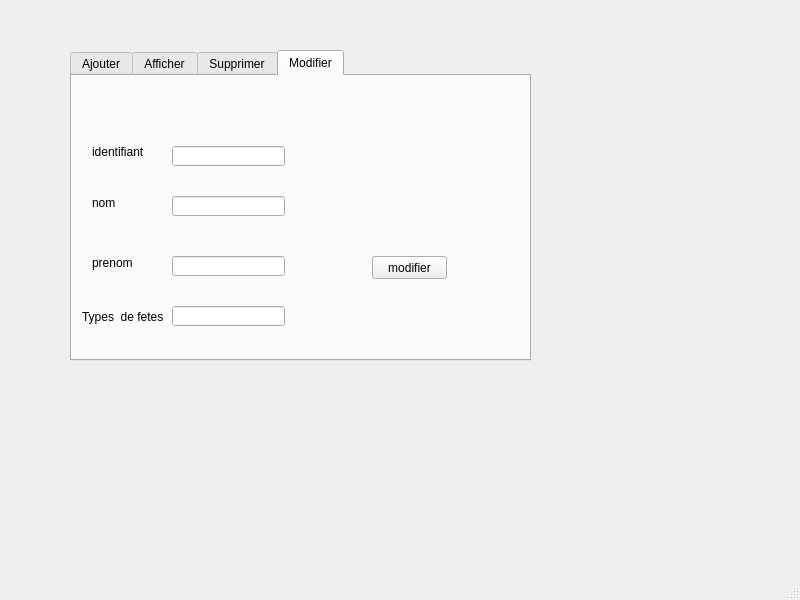
First picture: the form in mainwindow.ui, repository mahdijemal/smart_wedding_reception, before the edit.
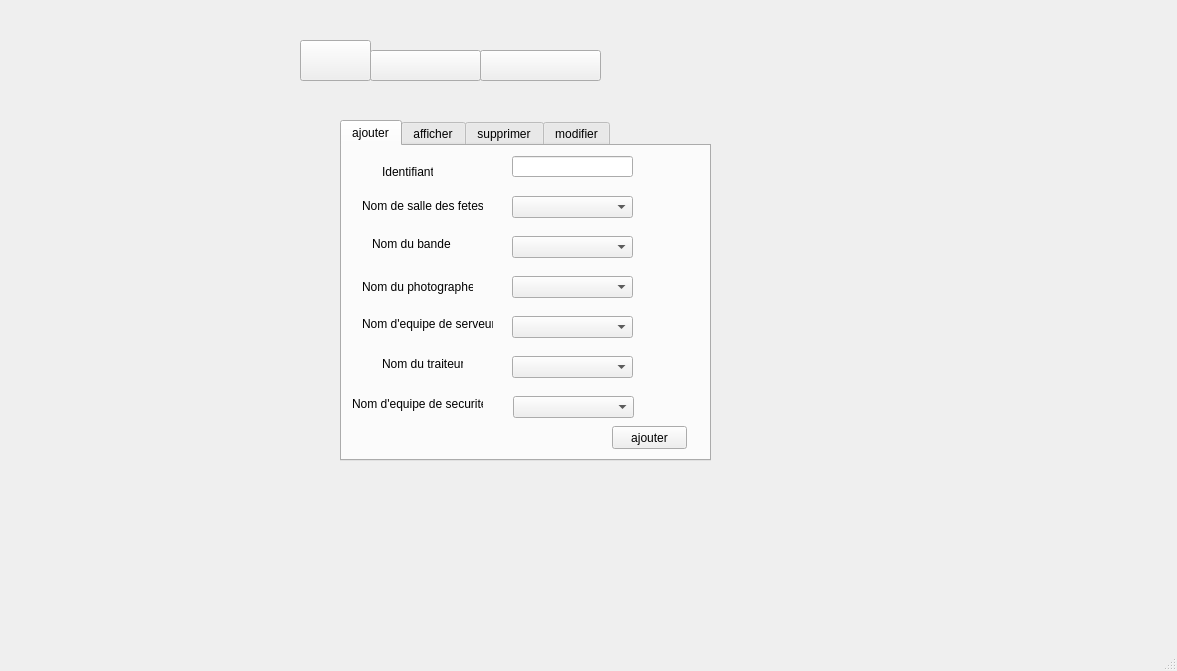
Second picture: the form after the edit. The open tabs and pages were chosen to show the change. Icons and pictures are not drawn.

Diff of the .ui file:
```diff
--- a/mainwindow.ui
+++ b/mainwindow.ui
@@ -6,23 +6,182 @@
    <rect>
     <x>0</x>
     <y>0</y>
-    <width>800</width>
-    <height>600</height>
+    <width>1177</width>
+    <height>671</height>
    </rect>
   </property>
   <property name="windowTitle">
    <string>MainWindow</string>
   </property>
   <widget class="QWidget" name="centralwidget">
+   <widget class="QStackedWidget" name="stackedWidget">
+    <property name="geometry">
+     <rect>
+      <x>300</x>
+      <y>40</y>
+      <width>441</width>
+      <height>431</height>
+     </rect>
+    </property>
+    <property name="styleSheet">
+     <string notr="true">background-image: url(:/res/image/image5.png);</string>
+    </property>
+    <property name="currentIndex">
+     <number>0</number>
+    </property>
+    <widget class="QWidget" name="page">
+     <property name="styleSheet">
+      <string notr="true">background-image: url(:/res/image/Capture.PNG);</string>
+     </property>
+     <widget class="QPushButton" name="pushButton_3">
+      <property name="geometry">
+       <rect>
+        <x>120</x>
+        <y>280</y>
+        <width>191</width>
+        <height>41</height>
+       </rect>
+      </property>
+      <property name="styleSheet">
+       <string notr="true">background-image: url(:/res/image/Capture1.PNG);
+background-image: url(:/res/image/Capture1.PNG);
+background-image: url(:/res/image/Capture1.PNG);</string>
+      </property>
+      <property name="text">
+       <string/>
+      </property>
+     </widget>
+     <widget class="QLineEdit" name="lineEdit_4">
+      <property name="geometry">
+       <rect>
+        <x>120</x>
+        <y>180</y>
+        <width>191</width>
+        <height>31</height>
+       </rect>
+      </property>
+      <property name="styleSheet">
+       <string notr="true">background-image: url(:/res/image/Capture5.png);</string>
+      </property>
+      <property name="text">
+       <string/>
+      </property>
+     </widget>
+     <widget class="QLineEdit" name="lineEdit_3">
+      <property name="geometry">
+       <rect>
+        <x>120</x>
+        <y>230</y>
+        <width>191</width>
+        <height>41</height>
+       </rect>
+      </property>
+      <property name="styleSheet">
+       <string notr="true">background-image: url(:/res/image/Capture5.png);</string>
+      </property>
+     </widget>
+    </widget>
+    <widget class="QWidget" name="page_2">
+     <property name="styleSheet">
+      <string notr="true">background-image: url(:/res/image/Capture2.PNG);</string>
+     </property>
+     <widget class="QPushButton" name="pushButton_4">
+      <property name="geometry">
+       <rect>
+        <x>0</x>
+        <y>390</y>
+        <width>181</width>
+        <height>41</height>
+       </rect>
+      </property>
+      <property name="styleSheet">
+       <string notr="true">background-image: url(:/res/image/image 1.png);</string>
+      </property>
+      <property name="text">
+       <string/>
+      </property>
+     </widget>
+     <widget class="QPushButton" name="pushButton_5">
+      <property name="geometry">
+       <rect>
+        <x>0</x>
+        <y>0</y>
+        <width>71</width>
+        <height>41</height>
+       </rect>
+      </property>
+      <property name="styleSheet">
+       <string notr="true">background-image: url(:/res/image/image 2.png);</string>
+      </property>
+      <property name="text">
+       <string/>
+      </property>
+     </widget>
+     <widget class="QPushButton" name="pushButton_21">
+      <property name="geometry">
+       <rect>
+        <x>70</x>
+        <y>10</y>
+        <width>141</width>
+        <height>31</height>
+       </rect>
+      </property>
+      <property name="styleSheet">
+       <string notr="true">background-image: url(:/res/image/image 3.png);</string>
+      </property>
+      <property name="text">
+       <string/>
+      </property>
+     </widget>
+     <widget class="QPushButton" name="pushButton_20">
+      <property name="geometry">
+       <rect>
+        <x>210</x>
+        <y>10</y>
+        <width>141</width>
+        <height>31</height>
+       </rect>
+      </property>
+      <property name="styleSheet">
+       <string notr="true">background-image: url(:/res/image/image 4.png);</string>
+      </property>
+      <property name="text">
+       <string/>
+      </property>
+     </widget>
+    </widget>
+    <widget class="QWidget" name="page_3">
+     <property name="styleSheet">
+      <string notr="true">background-image: url(:/res/image/image5.png);</string>
+     </property>
+     <widget class="QPushButton" name="pushButton_15">
+      <property name="geometry">
+       <rect>
+        <x>0</x>
+        <y>0</y>
+        <width>71</width>
+        <height>41</height>
+       </rect>
+      </property>
+      <property name="styleSheet">
+       <string notr="true">background-image: url(:/res/image/image 2.png);</string>
+      </property>
+      <property name="text">
+       <string/>
+      </property>
+     </widget>
    <widget class="QTabWidget" name="tabWidget">
     <property name="geometry">
      <rect>
-      <x>70</x>
+        <x>40</x>
       <y>50</y>
-      <width>461</width>
-      <height>311</height>
-     </rect>
-    </property>
+        <width>371</width>
+        <height>341</height>
+       </rect>
+      </property>
+      <property name="styleSheet">
+       <string notr="true">background-image: url(:/res/image/image6.png);</string>
+      </property>
     <property name="currentIndex">
      <number>3</number>
     </property>
@@ -199,8 +358,8 @@
      <widget class="QLabel" name="label_6">
       <property name="geometry">
        <rect>
-        <x>20</x>
-        <y>60</y>
+          <x>40</x>
+          <y>20</y>
         <width>81</width>
         <height>31</height>
        </rect>
@@ -212,8 +371,8 @@
      <widget class="QLineEdit" name="lineEdit_2">
       <property name="geometry">
        <rect>
-        <x>100</x>
-        <y>70</y>
+          <x>160</x>
+          <y>30</y>
         <width>113</width>
         <height>20</height>
        </rect>
@@ -222,9 +381,9 @@
      <widget class="QPushButton" name="pushButton_2">
       <property name="geometry">
        <rect>
-        <x>300</x>
-        <y>180</y>
-        <width>75</width>
+          <x>274</x>
+          <y>280</y>
+          <width>81</width>
         <height>23</height>
        </rect>
       </property>
@@ -235,8 +394,8 @@
      <widget class="QLineEdit" name="lineEdit_5">
       <property name="geometry">
        <rect>
-        <x>100</x>
-        <y>230</y>
+          <x>160</x>
+          <y>190</y>
         <width>113</width>
         <height>20</height>
        </rect>
@@ -245,8 +404,8 @@
      <widget class="QLabel" name="label_13">
       <property name="geometry">
        <rect>
-        <x>20</x>
-        <y>120</y>
+          <x>40</x>
+          <y>80</y>
         <width>47</width>
         <height>14</height>
        </rect>
@@ -258,8 +417,8 @@
      <widget class="QLineEdit" name="lineEdit_prenom_3">
       <property name="geometry">
        <rect>
-        <x>100</x>
-        <y>180</y>
+          <x>160</x>
+          <y>140</y>
         <width>113</width>
         <height>20</height>
        </rect>
@@ -268,8 +427,8 @@
      <widget class="QLabel" name="label_14">
       <property name="geometry">
        <rect>
-        <x>10</x>
-        <y>230</y>
+          <x>20</x>
+          <y>190</y>
         <width>81</width>
         <height>21</height>
        </rect>
@@ -281,8 +440,8 @@
      <widget class="QLineEdit" name="lineEdit_nom_3">
       <property name="geometry">
        <rect>
-        <x>100</x>
-        <y>120</y>
+          <x>160</x>
+          <y>90</y>
         <width>113</width>
         <height>20</height>
        </rect>
@@ -291,14 +450,377 @@
      <widget class="QLabel" name="label_15">
       <property name="geometry">
        <rect>
-        <x>20</x>
-        <y>180</y>
+          <x>40</x>
+          <y>140</y>
         <width>47</width>
         <height>14</height>
        </rect>
       </property>
       <property name="text">
        <string>prenom</string>
+        </property>
+       </widget>
+       <widget class="QLabel" name="label_12">
+        <property name="geometry">
+         <rect>
+          <x>10</x>
+          <y>230</y>
+          <width>101</width>
+          <height>31</height>
+         </rect>
+        </property>
+        <property name="text">
+         <string>Date de reservation</string>
+        </property>
+       </widget>
+       <widget class="QLineEdit" name="lineEdit_6">
+        <property name="geometry">
+         <rect>
+          <x>160</x>
+          <y>240</y>
+          <width>113</width>
+          <height>20</height>
+         </rect>
+        </property>
+       </widget>
+      </widget>
+     </widget>
+     <widget class="QPushButton" name="pushButton_16">
+      <property name="geometry">
+       <rect>
+        <x>70</x>
+        <y>10</y>
+        <width>121</width>
+        <height>31</height>
+       </rect>
+      </property>
+      <property name="styleSheet">
+       <string notr="true">background-image: url(:/res/image/image 3.png);</string>
+      </property>
+      <property name="text">
+       <string/>
+      </property>
+     </widget>
+     <widget class="QPushButton" name="pushButton_18">
+      <property name="geometry">
+       <rect>
+        <x>190</x>
+        <y>10</y>
+        <width>121</width>
+        <height>31</height>
+       </rect>
+      </property>
+      <property name="styleSheet">
+       <string notr="true">background-image: url(:/res/image/image 4.png);</string>
+      </property>
+      <property name="text">
+       <string/>
+      </property>
+     </widget>
+    </widget>
+    <widget class="QWidget" name="page_4">
+     <widget class="QTabWidget" name="tabWidget_3">
+      <property name="geometry">
+       <rect>
+        <x>40</x>
+        <y>80</y>
+        <width>371</width>
+        <height>341</height>
+       </rect>
+      </property>
+      <property name="styleSheet">
+       <string notr="true">background-image: url(:/res/image/image6.png);</string>
+      </property>
+      <property name="currentIndex">
+       <number>0</number>
+      </property>
+      <widget class="QWidget" name="tab_7">
+       <attribute name="title">
+        <string>ajouter</string>
+       </attribute>
+       <widget class="QLabel" name="label_7">
+        <property name="geometry">
+         <rect>
+          <x>20</x>
+          <y>130</y>
+          <width>111</width>
+          <height>21</height>
+         </rect>
+        </property>
+        <property name="text">
+         <string>Nom du photographe </string>
+        </property>
+       </widget>
+       <widget class="QLabel" name="label_8">
+        <property name="geometry">
+         <rect>
+          <x>30</x>
+          <y>90</y>
+          <width>81</width>
+          <height>16</height>
+         </rect>
+        </property>
+        <property name="text">
+         <string>Nom du bande</string>
+        </property>
+       </widget>
+       <widget class="QLineEdit" name="lineEdit_id_2">
+        <property name="geometry">
+         <rect>
+          <x>170</x>
+          <y>10</y>
+          <width>121</width>
+          <height>21</height>
+         </rect>
+        </property>
+       </widget>
+       <widget class="QLabel" name="label_9">
+        <property name="geometry">
+         <rect>
+          <x>20</x>
+          <y>50</y>
+          <width>121</width>
+          <height>20</height>
+         </rect>
+        </property>
+        <property name="text">
+         <string>Nom de salle des fetes</string>
+        </property>
+       </widget>
+       <widget class="QLabel" name="label_10">
+        <property name="geometry">
+         <rect>
+          <x>40</x>
+          <y>10</y>
+          <width>51</width>
+          <height>31</height>
+         </rect>
+        </property>
+        <property name="text">
+         <string>Identifiant</string>
+        </property>
+       </widget>
+       <widget class="QComboBox" name="comboBox">
+        <property name="geometry">
+         <rect>
+          <x>170</x>
+          <y>50</y>
+          <width>121</width>
+          <height>22</height>
+         </rect>
+        </property>
+       </widget>
+       <widget class="QComboBox" name="comboBox_2">
+        <property name="geometry">
+         <rect>
+          <x>170</x>
+          <y>90</y>
+          <width>121</width>
+          <height>22</height>
+         </rect>
+        </property>
+       </widget>
+       <widget class="QComboBox" name="comboBox_3">
+        <property name="geometry">
+         <rect>
+          <x>170</x>
+          <y>130</y>
+          <width>121</width>
+          <height>22</height>
+         </rect>
+        </property>
+       </widget>
+       <widget class="QLabel" name="label_16">
+        <property name="geometry">
+         <rect>
+          <x>20</x>
+          <y>170</y>
+          <width>131</width>
+          <height>16</height>
+         </rect>
+        </property>
+        <property name="text">
+         <string>Nom d'equipe de serveur</string>
+        </property>
+       </widget>
+       <widget class="QComboBox" name="comboBox_4">
+        <property name="geometry">
+         <rect>
+          <x>170</x>
+          <y>170</y>
+          <width>121</width>
+          <height>22</height>
+         </rect>
+        </property>
+       </widget>
+       <widget class="QLabel" name="label_17">
+        <property name="geometry">
+         <rect>
+          <x>40</x>
+          <y>210</y>
+          <width>81</width>
+          <height>16</height>
+         </rect>
+        </property>
+        <property name="text">
+         <string>Nom du traiteur</string>
+        </property>
+       </widget>
+       <widget class="QComboBox" name="comboBox_5">
+        <property name="geometry">
+         <rect>
+          <x>170</x>
+          <y>210</y>
+          <width>121</width>
+          <height>22</height>
+         </rect>
+        </property>
+       </widget>
+       <widget class="QLabel" name="label_18">
+        <property name="geometry">
+         <rect>
+          <x>10</x>
+          <y>250</y>
+          <width>131</width>
+          <height>16</height>
+         </rect>
+        </property>
+        <property name="text">
+         <string>Nom d'equipe de securiter</string>
+        </property>
+       </widget>
+       <widget class="QComboBox" name="comboBox_6">
+        <property name="geometry">
+         <rect>
+          <x>171</x>
+          <y>250</y>
+          <width>121</width>
+          <height>22</height>
+         </rect>
+        </property>
+       </widget>
+       <widget class="QPushButton" name="pushButton_12">
+        <property name="geometry">
+         <rect>
+          <x>270</x>
+          <y>280</y>
+          <width>75</width>
+          <height>23</height>
+         </rect>
+        </property>
+        <property name="text">
+         <string>ajouter</string>
+        </property>
+       </widget>
+      </widget>
+      <widget class="QWidget" name="tab_8">
+       <attribute name="title">
+        <string>afficher</string>
+       </attribute>
+       <widget class="QTextBrowser" name="textBrowser">
+        <property name="geometry">
+         <rect>
+          <x>20</x>
+          <y>20</y>
+          <width>321</width>
+          <height>271</height>
+         </rect>
+        </property>
+       </widget>
+      </widget>
+      <widget class="QWidget" name="tab_9">
+       <attribute name="title">
+        <string>supprimer</string>
+       </attribute>
+       <widget class="QPushButton" name="pushButton_8">
+        <property name="geometry">
+         <rect>
+          <x>200</x>
+          <y>120</y>
+          <width>131</width>
+          <height>31</height>
+         </rect>
+        </property>
+        <property name="text">
+         <string>supprimer</string>
+        </property>
+       </widget>
+       <widget class="QLineEdit" name="reference_sup_e_2">
+        <property name="geometry">
+         <rect>
+          <x>110</x>
+          <y>60</y>
+          <width>141</width>
+          <height>21</height>
+         </rect>
+        </property>
+       </widget>
+       <widget class="QLabel" name="label_24">
+        <property name="geometry">
+         <rect>
+          <x>30</x>
+          <y>50</y>
+          <width>61</width>
+          <height>31</height>
+         </rect>
+        </property>
+        <property name="text">
+         <string>Identifiant</string>
+        </property>
+       </widget>
+      </widget>
+      <widget class="QWidget" name="tab_10">
+       <attribute name="title">
+        <string>modifier</string>
+       </attribute>
+      </widget>
+     </widget>
+     <widget class="QPushButton" name="pushButton_17">
+      <property name="geometry">
+       <rect>
+        <x>0</x>
+        <y>0</y>
+        <width>71</width>
+        <height>41</height>
+       </rect>
+      </property>
+      <property name="styleSheet">
+       <string notr="true">background-image: url(:/res/image/image 2.png);</string>
+      </property>
+      <property name="text">
+       <string/>
+      </property>
+     </widget>
+     <widget class="QPushButton" name="pushButton_19">
+      <property name="geometry">
+       <rect>
+        <x>70</x>
+        <y>10</y>
+        <width>111</width>
+        <height>31</height>
+       </rect>
+      </property>
+      <property name="styleSheet">
+       <string notr="true">background-image: url(:/res/image/image 3.png);</string>
+      </property>
+      <property name="text">
+       <string/>
+      </property>
+     </widget>
+     <widget class="QPushButton" name="pushButton_22">
+      <property name="geometry">
+       <rect>
+        <x>180</x>
+        <y>10</y>
+        <width>121</width>
+        <height>31</height>
+       </rect>
+      </property>
+      <property name="styleSheet">
+       <string notr="true">background-image: url(:/res/image/image 4.png);</string>
+      </property>
+      <property name="text">
+       <string/>
       </property>
      </widget>
     </widget>
```
Left out of the diff: 75 changed lines with no effect on the pictures. Lines whose indentation alone changed are shown as unchanged.
